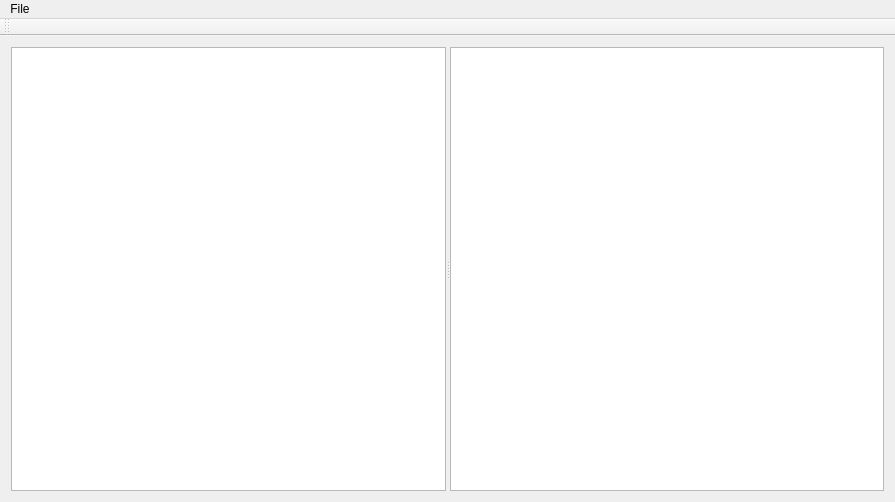
Qt form Stimulator/mainwindow.ui (Dystill/umassd-osld) before a commit.
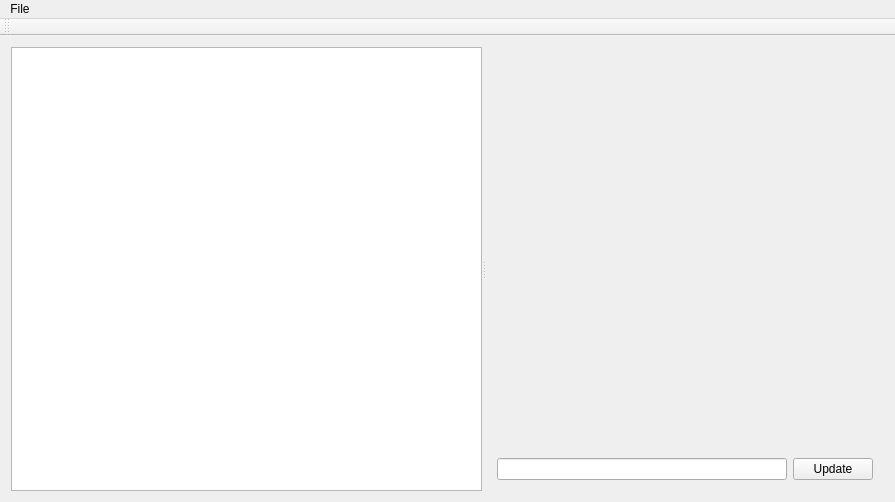
The same form after that commit.

Commit message: Added a rough Stimulator UI. Experienced one crash, but haven’t had one since. Effectively updates a status for a clicked on item.

```diff
--- a/Stimulator/mainwindow.ui
+++ b/Stimulator/mainwindow.ui
@@ -20,8 +20,28 @@
       <property name="orientation">
        <enum>Qt::Horizontal</enum>
       </property>
-      <widget class="QTreeView" name="treeView"/>
       <widget class="QGraphicsView" name="graphicsView"/>
+      <widget class="QWidget" name="gridLayoutWidget">
+       <layout class="QGridLayout" name="gridLayout">
+        <item row="1" column="1">
+         <widget class="QLineEdit" name="lineEditStatus"/>
+        </item>
+        <item row="1" column="2">
+         <widget class="QPushButton" name="pushButtonUpdate">
+          <property name="text">
+           <string>Update</string>
+          </property>
+         </widget>
+        </item>
+        <item row="0" column="1">
+         <widget class="QLabel" name="labelItemName">
+          <property name="text">
+           <string/>
+          </property>
+         </widget>
+        </item>
+       </layout>
+      </widget>
      </widget>
     </item>
    </layout>
```
The commit also changes 4 other files.
